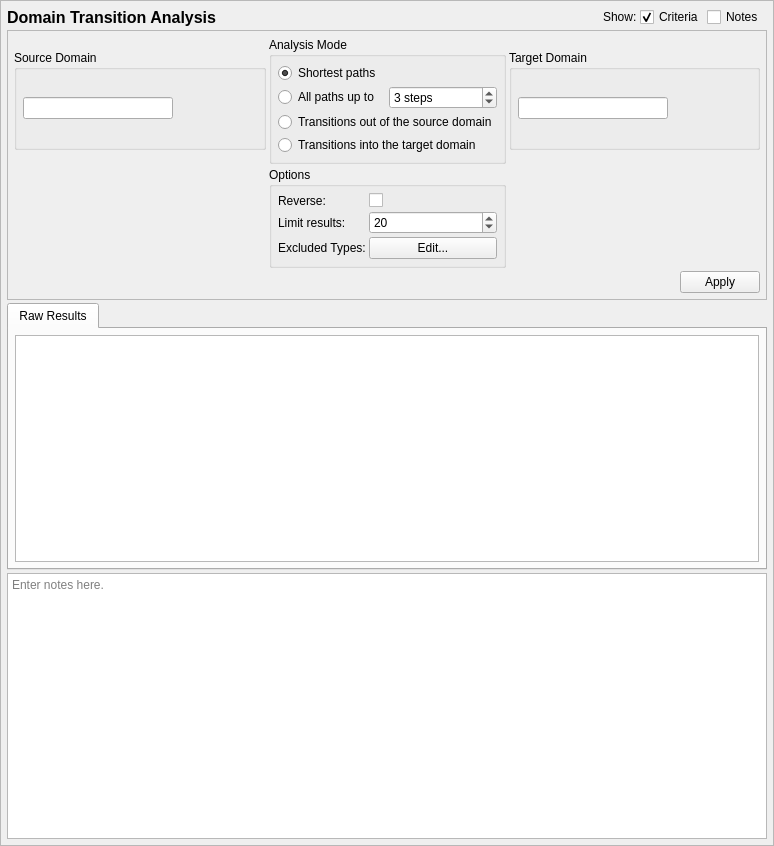
Before: the Qt Designer form data/dta.ui in SELinuxProject/setools, drawn with Qt 5.
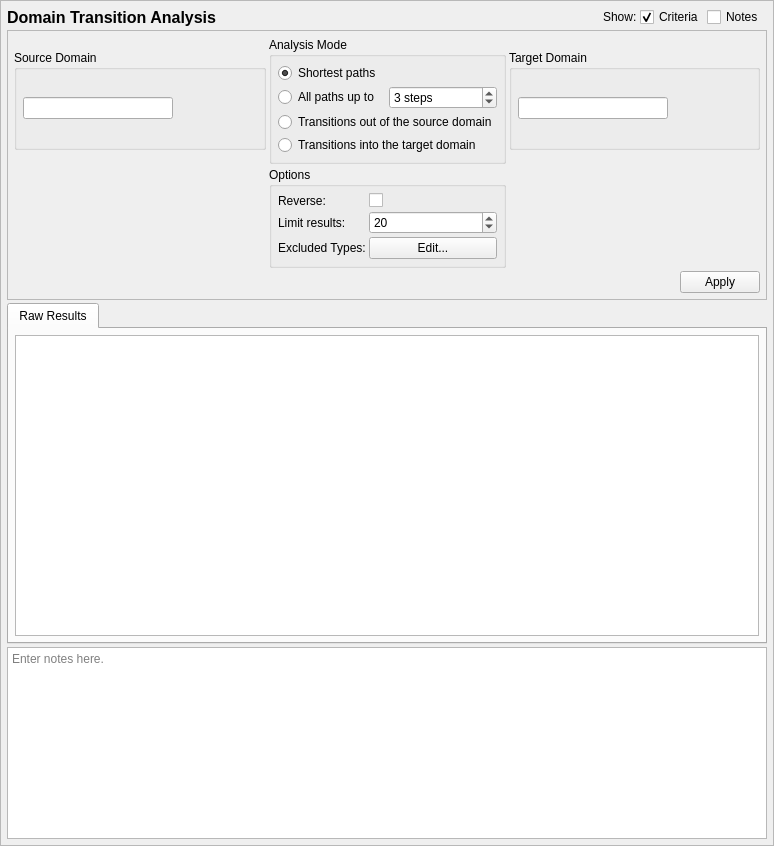
After: the same form once the commit is applied.

Patch:
```diff
--- a/data/dta.ui
+++ b/data/dta.ui
@@ -444,10 +444,16 @@
     </item>
     <item row="3" column="0" colspan="6">
      <widget class="QTextEdit" name="notes">
+      <property name="sizePolicy">
+       <sizepolicy hsizetype="Expanding" vsizetype="Preferred">
+        <horstretch>0</horstretch>
+        <verstretch>0</verstretch>
+       </sizepolicy>
+      </property>
       <property name="minimumSize">
        <size>
         <width>0</width>
-        <height>125</height>
+        <height>80</height>
        </size>
       </property>
       <property name="toolTip">
@@ -463,10 +469,16 @@
       <property name="sizePolicy">
        <sizepolicy hsizetype="Preferred" vsizetype="MinimumExpanding">
         <horstretch>0</horstretch>
-        <verstretch>0</verstretch>
+        <verstretch>1</verstretch>
        </sizepolicy>
       </property>
       <widget class="QWidget" name="results_framePage2">
+       <property name="sizePolicy">
+        <sizepolicy hsizetype="Preferred" vsizetype="MinimumExpanding">
+         <horstretch>0</horstretch>
+         <verstretch>0</verstretch>
+        </sizepolicy>
+       </property>
        <attribute name="title">
         <string>Raw Results</string>
        </attribute>
@@ -488,6 +500,12 @@
         </property>
         <item>
          <widget class="QPlainTextEdit" name="raw_results">
+          <property name="sizePolicy">
+           <sizepolicy hsizetype="Expanding" vsizetype="MinimumExpanding">
+            <horstretch>0</horstretch>
+            <verstretch>0</verstretch>
+           </sizepolicy>
+          </property>
           <property name="minimumSize">
            <size>
             <width>0</width>
```
